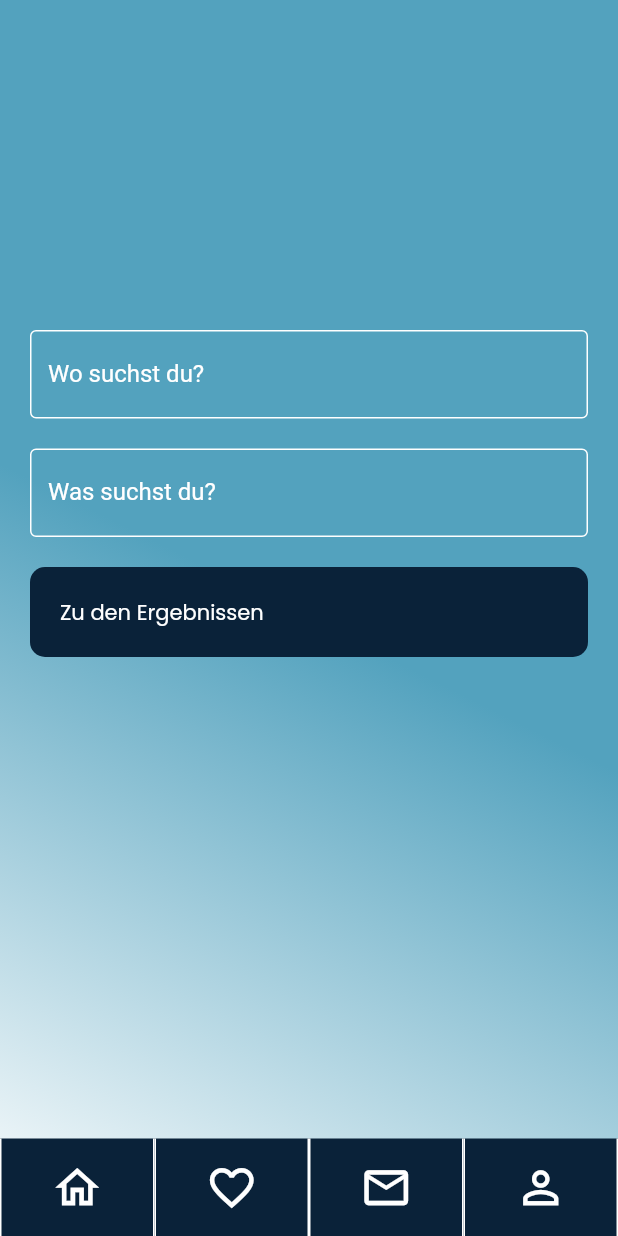
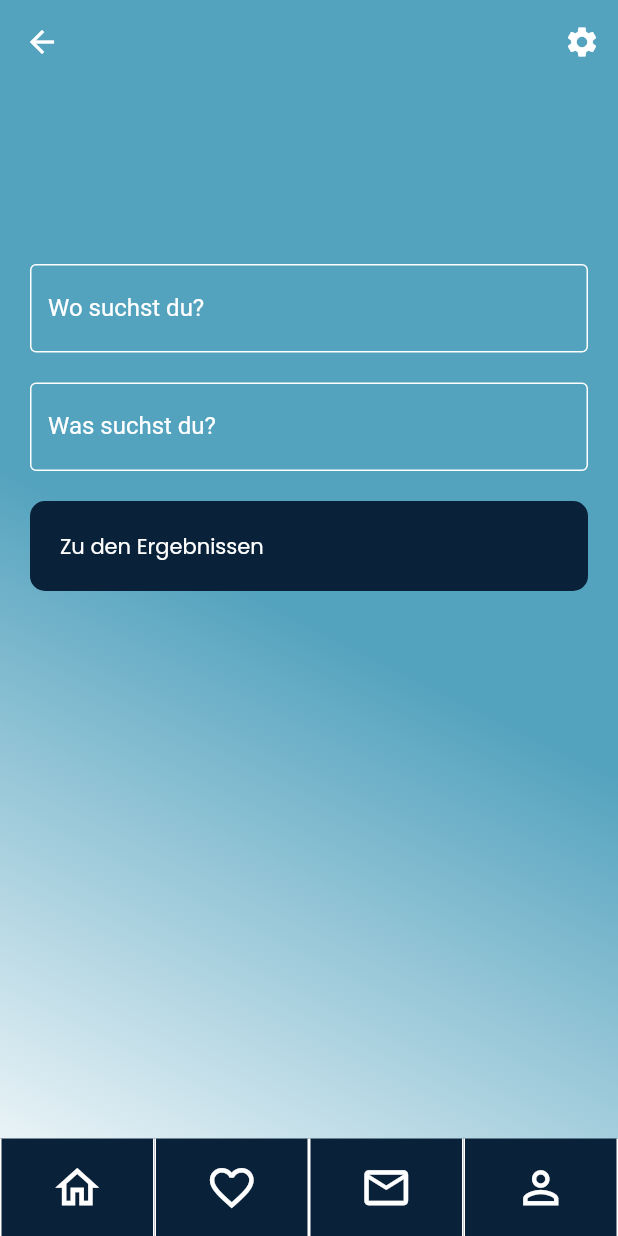
Before and after one commit to mstoelting89/whocando_app, a Flutter app: the MainFrame screen opened directly with empty values, on a phone screen of 412 x 824 dp. Run offline on Flutter 3.47's test engine with Material 2 defaults, Android fonts, the phone set to English and light mode, and no system bars; our stand-ins replace auto_route.

Commit message:
add most of the pages

```diff
--- a/lib/Theme.dart
+++ b/lib/Theme.dart
@@ -6,7 +6,7 @@ class AppTheme {
   static const Color _lightScaffoldBackgroundColor = Color(0xFF53A2BE);
   static const Color _lightPrimaryColor = Color(0xFF0A2239);
   //static const Color _lightScaffoldBackgroundColorGradient = Colors.white;
-  static const Color _appbarColorLight = Colors.transparent;
+  static const Color _appbarColorLight = Color(0xFF53A2BE);
 
   static const Color _lightTextColorPrimary = Colors.white;
 
--- a/lib/presentation/MainFrame/MainFrame.dart
+++ b/lib/presentation/MainFrame/MainFrame.dart
@@ -1,11 +1,16 @@
+import 'package:app/presentation/MessagesPage/MessagesPage.dart';
+import 'package:app/presentation/Profile/ProfilePage.dart';
 import 'package:app/presentation/SearchPage/SearchBody.dart';
 import 'package:app/presentation/SwipePage/SwipePage.dart';
+import 'package:auto_route/auto_route.dart';
 import 'package:flutter/material.dart';
 
 import '../CustomWidgets/NavigationIcon.dart';
+import '../FavoritePage/FavoritePage.dart';
 
 class MainFrame extends StatefulWidget {
   int pageIndex;
+
   MainFrame({Key? key, required this.pageIndex}) : super(key: key);
 
   @override
@@ -15,7 +20,10 @@ class MainFrame extends StatefulWidget {
 class _MainFrameState extends State<MainFrame> {
   final pages = [
     const SearchBody(),
-    const SwipePage()
+    const SwipePage(),
+    const FavoritePage(),
+    const MessagesPage(),
+    const ProfilePage()
   ];
 
   @override
@@ -30,6 +38,12 @@ class _MainFrameState extends State<MainFrame> {
             colors: [theme.colorScheme.onPrimary, Colors.white]),
       ),
       child: Scaffold(
+          appBar: AppBar(
+            elevation: 0,
+            actions: [
+              IconButton(onPressed: () {}, icon: const Icon(Icons.settings))
+            ],
+          ),
           body: pages[widget.pageIndex],
           bottomNavigationBar: Container(
             height: 65,
@@ -51,21 +65,33 @@ class _MainFrameState extends State<MainFrame> {
                 SizedBox(
                   width: MediaQuery.of(context).size.width * 0.25,
                   child: NavigationIcon(
-                    callback: () => {},
+                    callback: () {
+                      setState(() {
+                        widget.pageIndex = 2;
+                      });
+                    },
                     icon: Icons.favorite_border,
                   ),
                 ),
                 SizedBox(
                   width: MediaQuery.of(context).size.width * 0.25,
                   child: NavigationIcon(
-                    callback: () => {},
+                    callback: () {
+                      setState(() {
+                        widget.pageIndex = 3;
+                      });
+                    },
                     icon: Icons.local_post_office_outlined,
                   ),
                 ),
                 SizedBox(
                   width: MediaQuery.of(context).size.width * 0.25,
                   child: NavigationIcon(
-                    callback: () => {},
+                    callback: () {
+                      setState(() {
+                        widget.pageIndex = 4;
+                      });
+                    },
                     icon: Icons.person_outline,
                   ),
                 )
--- a/lib/presentation/SearchPage/SearchBody.dart
+++ b/lib/presentation/SearchPage/SearchBody.dart
@@ -14,7 +14,7 @@ class SearchBody extends StatelessWidget {
       padding: const EdgeInsets.all(20),
       children: [
         const SizedBox(
-          height: 200,
+          height: 100,
         ),
         TextFormField(
           cursorColor: Colors.white,
@@ -42,7 +42,7 @@ class SearchBody extends StatelessWidget {
         const SizedBox(
           height: 20,
         ),
-        CustomButton(buttonText: 'Zu den Ergebnissen', callback: () => context.router.push(MainFrameRoute(pageIndex: 1))),
+        CustomButton(buttonText: 'Zu den Ergebnissen', callback: () => context.router.replace(MainFrameRoute(pageIndex: 1))),
       ],
     );
   }
```
Also changed, not shown: lib/presentation/FavoritePage/FavoritePage.dart (added, +10 -0 lines), lib/presentation/MessagesPage/MessagesPage.dart (added, +10 -0 lines), lib/presentation/Profile/ProfilePage.dart (added, +10 -0 lines).
